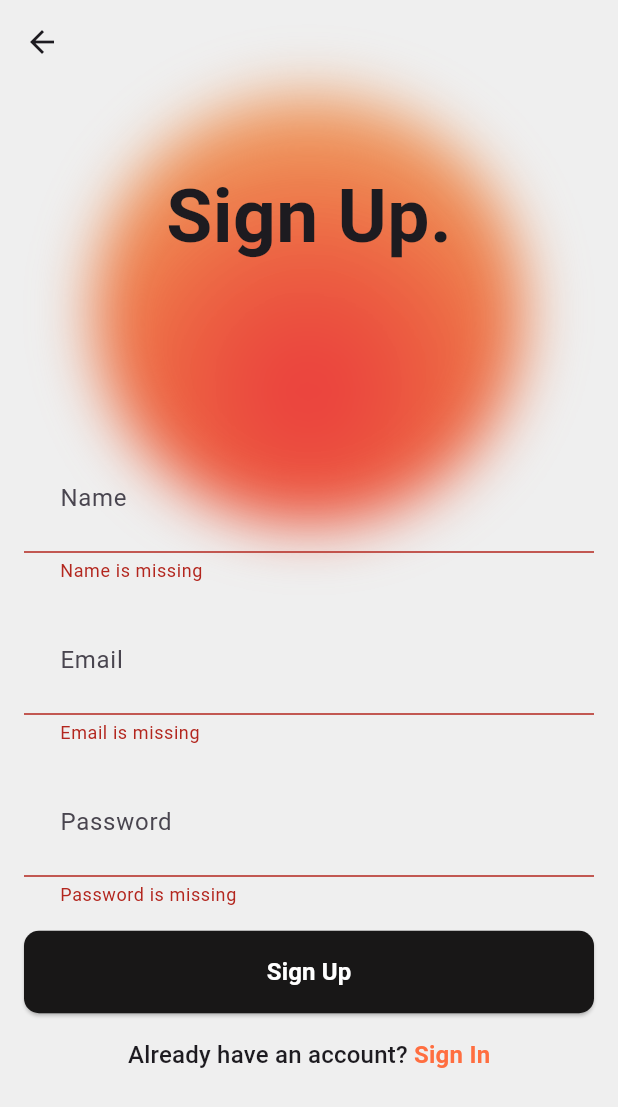
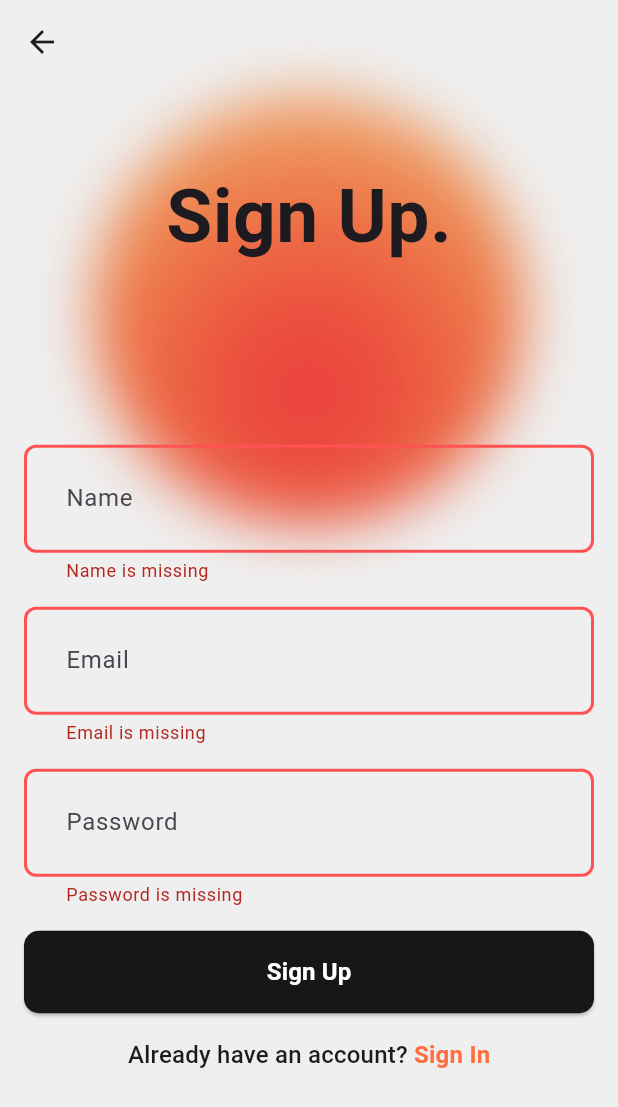
Before and after one commit to Ankit180898/blog_app, a Flutter app: the SignUpPage screen opened directly, after a tap on "Sign Up", on a phone screen of 412 x 824 dp. Shown: the top 1107 px of the screen. Run offline on Flutter 3.47's test engine with Material 3 defaults, Android fonts, the phone set to English and light mode, and no system bars; our stand-ins replace flutter_bloc, flutter_dotenv, fpdart, get_it, supabase_flutter; missing offline and left inert: dart:ffi; accounts and stored records are empty.

Commit message:
feat: Add Loader widget and showSnackbar function
- Add Loader widget to display a centered circular progress indicator.
- Add showSnackbar function to display a snackbar with the provided content.

```diff
--- a/lib/features/auth/domain/repository/auth_repository.dart
+++ b/lib/features/auth/domain/repository/auth_repository.dart
@@ -1,13 +1,14 @@
 import 'package:blog_app/core/error/failures.dart';
+import 'package:blog_app/features/auth/domain/entities/user.dart';
 import 'package:fpdart/fpdart.dart';
 
 abstract interface class AuthRepository {
-  Future<Either<Failure, String>> signUpWithEmailPassword({
+  Future<Either<Failure, User>> signUpWithEmailPassword({
     required String name,
     required String email,
     required String password,
   });
-  Future<Either<Failure, String>> loginWithEmailPassword({
+  Future<Either<Failure, User>> loginWithEmailPassword({
     required String email,
     required String password,
   });
--- a/lib/features/auth/domain/usecases/user_sign_up.dart
+++ b/lib/features/auth/domain/usecases/user_sign_up.dart
@@ -1,17 +1,18 @@
 // ignore_for_file: public_member_api_docs, sort_constructors_first
+import 'package:blog_app/features/auth/domain/entities/user.dart';
 import 'package:fpdart/fpdart.dart';
 import 'package:blog_app/core/error/failures.dart';
 import 'package:blog_app/core/usecase/usecase.dart';
 import 'package:blog_app/features/auth/domain/repository/auth_repository.dart';
 
-class UserSignUp implements UseCase<String, UserSignUpParams> {
+class UserSignUp implements UseCase<User, UserSignUpParams> {
   final AuthRepository authRepository;
   UserSignUp({
     required this.authRepository,
   });
 
   @override
-  Future<Either<Failure, String>> call(UserSignUpParams params) async {
+  Future<Either<Failure, User>> call(UserSignUpParams params) async {
     return await authRepository.signUpWithEmailPassword(
       name: params.name,
       email: params.email,
--- a/lib/features/auth/presentation/bloc/auth_bloc.dart
+++ b/lib/features/auth/presentation/bloc/auth_bloc.dart
@@ -1,3 +1,4 @@
+import 'package:blog_app/features/auth/domain/entities/user.dart';
 import 'package:blog_app/features/auth/domain/usecases/user_sign_up.dart';
 import 'package:flutter/material.dart';
 import 'package:flutter_bloc/flutter_bloc.dart';
@@ -12,6 +13,7 @@ class AuthBloc extends Bloc<AuthEvent, AuthState> {
   })  : _userSignUp = userSignUp,
         super(AuthInitial()) {
     on<AuthSignUp>((event, emit) async {
+      emit(AuthLoading());
       final res = await _userSignUp(UserSignUpParams(
         email: event.email,
         password: event.password,
@@ -19,7 +21,7 @@ class AuthBloc extends Bloc<AuthEvent, AuthState> {
       ));
       res.fold(
         (l) => emit(AuthFailure(message: l.message)),
-        (r) => emit(AuthSuccess(uid: r)),
+        (r) => emit(AuthSuccess(user: r)),
       );
     });
   }
--- a/lib/features/auth/presentation/bloc/auth_state.dart
+++ b/lib/features/auth/presentation/bloc/auth_state.dart
@@ -10,9 +10,9 @@ final class AuthInitial extends AuthState {}
 final class AuthLoading extends AuthState {}
 
 final class AuthSuccess extends AuthState {
-  final String uid;
+  final User user;
 
-  const AuthSuccess({required this.uid});
+  const AuthSuccess({required this.user});
 }
 
 final class AuthFailure extends AuthState {
--- a/lib/features/auth/presentation/pages/signup_page.dart
+++ b/lib/features/auth/presentation/pages/signup_page.dart
@@ -1,6 +1,8 @@
 import 'dart:ui';
 
+import 'package:blog_app/core/common/widgets/loader.dart';
 import 'package:blog_app/core/theme/app_palette.dart';
+import 'package:blog_app/core/utils/show_snackbar.dart';
 import 'package:blog_app/features/auth/presentation/bloc/auth_bloc.dart';
 import 'package:blog_app/features/auth/presentation/pages/login_page.dart';
 import 'package:blog_app/features/auth/presentation/widgets/auth_button.dart';
@@ -54,7 +56,19 @@ class _SignUpPageState extends State<SignUpPage> {
           ),
           Padding(
             padding: const EdgeInsets.all(16.0),
-            child: Form(
+            child: BlocConsumer<AuthBloc, AuthState>(
+              listener: (context, state) {
+
+                if (state is AuthFailure) {
+                  showSnackbar(context, state.message);
+                }
+              },
+
+              builder: (context, state) {
+                if (state is AuthLoading) {
+                  return const Loader();
+                }
+                return Form(
                   key: formKey,
                   child: Column(
                     spacing: 16,
@@ -62,7 +76,8 @@ class _SignUpPageState extends State<SignUpPage> {
                     children: [
                       Text(
                         "Sign Up.",
-                    style: TextStyle(fontSize: 50, fontWeight: FontWeight.bold),
+                        style: TextStyle(
+                            fontSize: 50, fontWeight: FontWeight.bold),
                       ),
                       const SizedBox(
                         height: 84,
@@ -115,6 +130,8 @@ class _SignUpPageState extends State<SignUpPage> {
                       ),
                     ],
                   ),
+                );
+              },
             ),
           ),
         ],
--- a/lib/features/auth/presentation/widgets/auth_field.dart
+++ b/lib/features/auth/presentation/widgets/auth_field.dart
@@ -1,3 +1,4 @@
+import 'package:blog_app/core/theme/app_palette.dart';
 import 'package:flutter/material.dart';
 
 class AuthField extends StatelessWidget {
@@ -17,6 +18,17 @@ class AuthField extends StatelessWidget {
       obscureText: isObscureText,
       decoration: InputDecoration(
         hintText: hintText,
+        focusedBorder: null,
+        alignLabelWithHint: true,
+        errorBorder: OutlineInputBorder(
+          borderRadius: BorderRadius.circular(
+            8.0,
+          ),
+          borderSide: BorderSide(
+            color: AppPalette.error,
+            width: 2,
+          ),
+        ),
       ),
       validator: (value) {
         if (value!.isEmpty) {
```
Also changed, not shown: lib/core/common/widgets/loader.dart (added, +12 -0 lines), lib/core/utils/show_snackbar.dart (added, +12 -0 lines), lib/features/auth/data/datasources/auth_remote_data_source.dart (+18 -7 lines), lib/features/auth/data/models/user_model.dart (+9 -0 lines), lib/features/auth/data/repositories/auth_repository_impl.dart (+15 -7 lines). Lines whose indentation alone changed are shown as unchanged.
